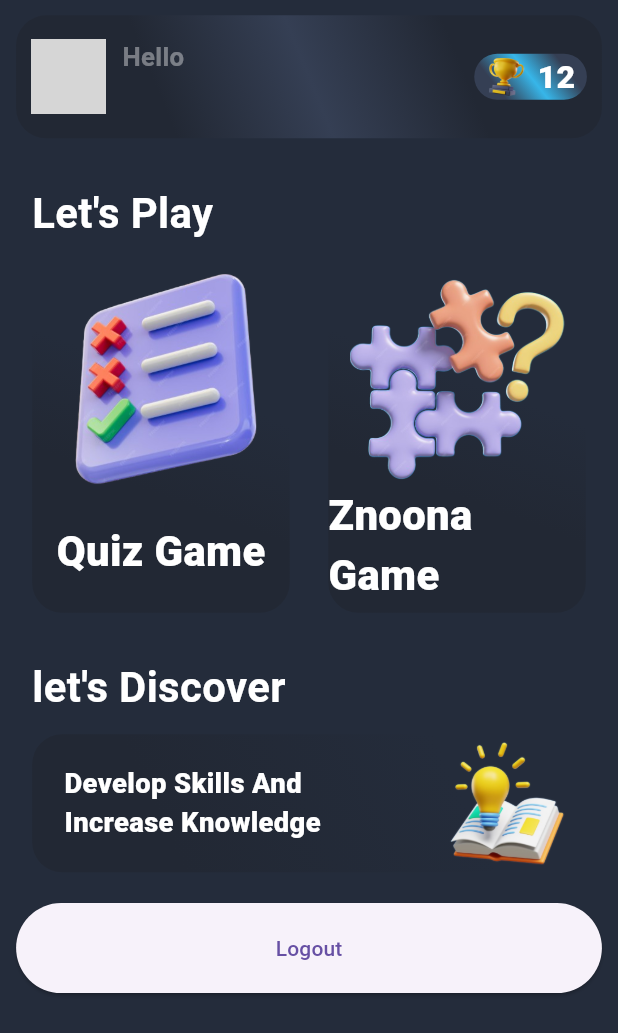
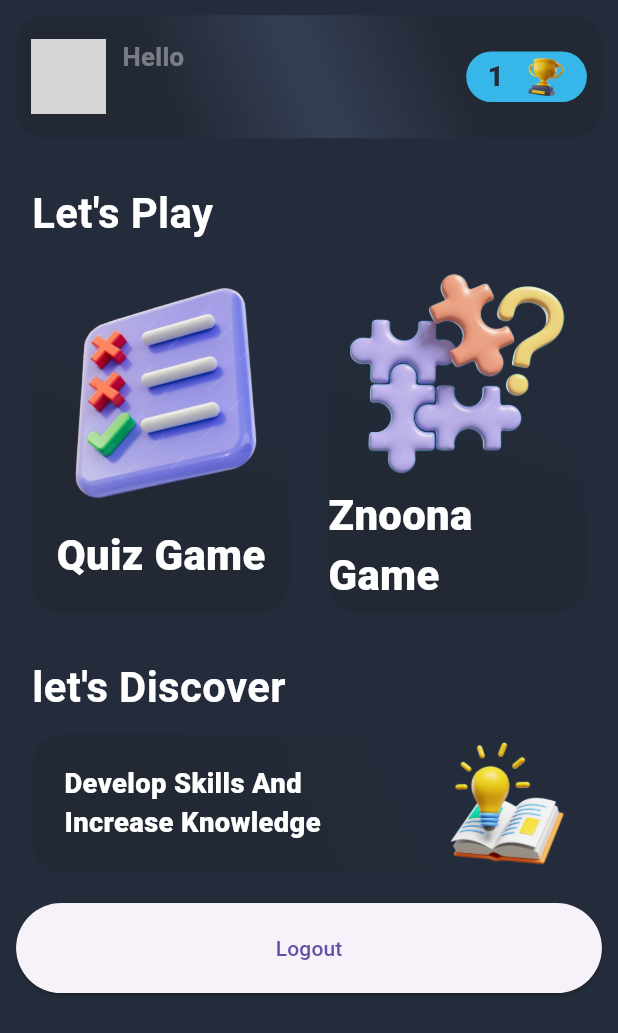
Before and after one commit to Siamoo/znoona_game_app, a Flutter app: the HomeBody screen opened directly with empty values, on a phone screen of 412 x 824 dp. Shown: the top 1033 px of the screen. Run offline on Flutter 3.47's test engine with Material 3 defaults, Android fonts, the phone set to English and light mode, and no system bars; our stand-ins replace animate_do, connectivity_plus, dartz, flutter_bloc, flutter_dotenv, flutter_screenutil and 6 more; accounts and stored records are empty; network calls fail; Roboto replaces fonts that are missing (Beiruti); grey boxes are pictures that could not be loaded.

Commit message:
Handle light theme

```diff
--- a/lib/core/helpers/znoona.colors.dart
+++ b/lib/core/helpers/znoona.colors.dart
@@ -35,8 +35,5 @@ class ZnoonaColors {
   static Color containerLinear2(BuildContext context) =>
       of(context).containerLinear2!;
 
-  static Color containerLinear3(BuildContext context) =>
-      of(context).containerLinear3!;
-  static Color containerLinear5(BuildContext context) =>
-      of(context).containerLinear5!;
+
 }
--- a/lib/core/style/colors/colors_light.dart
+++ b/lib/core/style/colors/colors_light.dart
@@ -1,11 +1,11 @@
 import 'package:flutter/material.dart';
 
 class ColorsLight {
-  static const Color mainColor = Color(0xffFFFFFF);
-  static const Color pinkLight = Color(0xFFEE637A);
-  static const Color pinkDark = Color(0xFF99162B);
+  static const Color mainColor = Color(0xffF5F0CD);
+  static const Color redLight = Color(0xFF206177);
+  static const Color redDark = Color(0xFF113946);
   static const Color black = Color(0xff170605);
-  static const Color white = Color(0xffFFFFFF);
-  static const Color black1 = Color(0xff353F54);
-  static const Color black2 = Color(0xff222834);
+  static const Color white = Color(0xFFffffff);
+  static const Color white1 = Color(0xffFDF7E4);
+  static const Color white2 = Color(0xffE8DFCA);
 }
--- a/lib/core/style/theme/my_colors_extension.dart
+++ b/lib/core/style/theme/my_colors_extension.dart
@@ -15,8 +15,6 @@ class MyColors extends ThemeExtension<MyColors> {
     required this.containerShadow2,
     required this.containerLinear1,
     required this.containerLinear2,
-    required this.containerLinear3,
-    required this.containerLinear5,
   });
 
   final Color? mainColor;
@@ -30,8 +28,6 @@ class MyColors extends ThemeExtension<MyColors> {
   final Color? containerShadow2;
   final Color? containerLinear1;
   final Color? containerLinear2;
-  final Color? containerLinear3;
-  final Color? containerLinear5;
 
   @override
   ThemeExtension<MyColors> copyWith({
@@ -58,8 +54,6 @@ class MyColors extends ThemeExtension<MyColors> {
       containerShadow2: containerShadow2,
       containerLinear1: containerLinear1,
       containerLinear2: containerLinear2,
-      containerLinear3: containerLinear3,
-      containerLinear5: containerLinear5,
     );
   }
 
@@ -83,40 +77,34 @@ class MyColors extends ThemeExtension<MyColors> {
       containerShadow2: containerShadow2,
       containerLinear1: containerLinear1,
       containerLinear2: containerLinear2,
-      containerLinear3: containerLinear3,
-      containerLinear5: containerLinear5,
     );
   }
 
   static const MyColors dark = MyColors(
     mainColor: ColorsDark.mainColor,
+    bluePinkLight: ColorsDark.blueLight,
     bluePinkDark: ColorsDark.blueDark,
-    bluePinkLight: ColorsDark.blueLight,
     textColor: ColorsDark.white,
     textFormBorder: ColorsDark.blueLight,
     navBarbg: ColorsDark.navBarDark,
     navBarSelectedTab: ColorsDark.white,
-    containerShadow1: ColorsDark.black1,
+    containerShadow1: ColorsDark.blueLight,
     containerShadow2: ColorsDark.black2,
     containerLinear1: ColorsDark.black1,
     containerLinear2: ColorsDark.black2,
-    containerLinear3: ColorsDark.blueLight,
-    containerLinear5: ColorsDark.mainColor,
   );
 
   static const MyColors light = MyColors(
     mainColor: ColorsLight.mainColor,
-    bluePinkDark: ColorsLight.pinkDark,
-    bluePinkLight: ColorsLight.pinkLight,
+    bluePinkDark: ColorsLight.redDark,
+    bluePinkLight: ColorsLight.redLight,
     textColor: ColorsLight.black,
-    textFormBorder: ColorsLight.pinkLight,
+    textFormBorder: ColorsLight.redLight,
     navBarbg: ColorsLight.mainColor,
-    navBarSelectedTab: ColorsLight.pinkDark,
-    containerShadow1: ColorsLight.white,
-    containerShadow2: ColorsLight.white,
-    containerLinear1: ColorsLight.black1,
-    containerLinear2: ColorsLight.black2,
-    containerLinear3: ColorsLight.black1,
-    containerLinear5: ColorsLight.black2,
+    navBarSelectedTab: ColorsLight.black,
+    containerShadow1: ColorsLight.redDark,
+    containerShadow2: ColorsLight.white2,
+    containerLinear1: ColorsLight.white1,
+    containerLinear2: ColorsLight.white2,
   );
 }
--- a/lib/features/home/widgets/custom_appbar.dart
+++ b/lib/features/home/widgets/custom_appbar.dart
@@ -21,9 +21,9 @@ class CustomAppBar extends StatelessWidget {
   Widget build(BuildContext context) {
     return CustomLinearButton(
       colors: [
-        ZnoonaColors.containerShadow2(context),
-        ZnoonaColors.containerShadow1(context),
-        ZnoonaColors.containerShadow2(context),
+        ZnoonaColors.containerLinear2(context),
+        ZnoonaColors.containerLinear1(context),
+        ZnoonaColors.containerLinear2(context),
       ],
       borderRadiusNum: 20,
       height: 80.h,
@@ -67,28 +67,29 @@ class CustomAppBar extends StatelessWidget {
             CustomLinearButton(
               borderRadiusNum: 40,
               colors: [
-                ZnoonaColors.containerLinear1(context),
-                ZnoonaColors.containerLinear3(context),
-                ZnoonaColors.containerLinear1(context),
+                ZnoonaColors.containerShadow1(context),
+
+                ZnoonaColors.containerShadow1(context),
               ],
-              height: 30.h,
-              width: 70.w,
+              height: 33.h,
+              width: 75.w,
               onPressed: () {},
               child: Row(
+                crossAxisAlignment: CrossAxisAlignment.end,
                 mainAxisAlignment: MainAxisAlignment.spaceEvenly,
                 children: [
+                  TextApp(
+                    text: '1',
+                    textStyle: GoogleFonts.beiruti(
+                      fontSize: 17.sp,
+                      fontWeight: FontWeight.w800,
+                      color: ZnoonaColors.main(context),
+                    ),
+                  ),
                   Image.asset(
                     AppImages.level,
                     height: 25.h,
                     width: 25.w,
-                  ),
-                  TextApp(
-                    text: '12',
-                    textStyle: GoogleFonts.beiruti(
-                      fontSize: 20.sp,
-                      fontWeight: FontWeight.w800,
-                      color: Colors.white,
-                    ),
                   ),
                 ],
               ),
--- a/lib/features/home/widgets/custom_game_button.dart
+++ b/lib/features/home/widgets/custom_game_button.dart
@@ -10,7 +10,8 @@ class GameButton extends StatelessWidget {
   const GameButton({
     required this.langkey,
     required this.image,
-    required this.onPressed, super.key,
+    required this.onPressed,
+    super.key,
   });
 
   final String langkey;
@@ -22,18 +23,16 @@ class GameButton extends StatelessWidget {
     return CustomLinearButton(
       borderRadiusNum: 20,
       colors: [
-        ZnoonaColors.containerLinear5(context),
-        ZnoonaColors.containerLinear5(context),
+        ZnoonaColors.main(context),
+        ZnoonaColors.main(context),
         ZnoonaColors.containerLinear2(context),
         ZnoonaColors.containerLinear2(context),
       ],
       height: 230.h,
       width: 160.w,
       onPressed: onPressed,
-      child: Padding(
-        padding: const EdgeInsets.only(top: 8, bottom: 20),
       child: Column(
-          mainAxisAlignment: MainAxisAlignment.spaceBetween,
+        mainAxisAlignment: MainAxisAlignment.spaceEvenly,
         children: [
           Image.asset(
             image,
@@ -45,12 +44,11 @@ class GameButton extends StatelessWidget {
             textStyle: GoogleFonts.beiruti(
               fontSize: 26.sp,
               fontWeight: FontWeight.w800,
-                color: Colors.white,
+              color: ZnoonaColors.text(context),
             ),
           ),
         ],
       ),
-      ),
     );
   }
 }
--- a/lib/features/home/widgets/discover_button.dart
+++ b/lib/features/home/widgets/discover_button.dart
@@ -18,7 +18,7 @@ class DiscoverButton extends StatelessWidget {
     return CustomLinearButton(
       borderRadiusNum: 20,
       colors: [
-        ZnoonaColors.containerLinear5(context),
+        ZnoonaColors.main(context),
 
         ZnoonaColors.containerLinear2(context),
       ],
@@ -37,7 +37,7 @@ class DiscoverButton extends StatelessWidget {
                 textStyle: GoogleFonts.beiruti(
                   fontSize: 17.sp,
                   fontWeight: FontWeight.w800,
-                  color: Colors.white,
+                  color: ZnoonaColors.text(context),
                 ),
               ),
             ),
--- a/lib/features/user/auth/presentation/cubit/auth_state.dart
+++ b/lib/features/user/auth/presentation/cubit/auth_state.dart
@@ -6,7 +6,8 @@ class AuthState with _$AuthState {
   const factory AuthState.loading() = _Loading;
   const factory AuthState.googleloading() = _GoogleLoading;
   const factory AuthState.authenticated(Profile profile) = _Authenticated;
-  const factory AuthState.googleauthenticated(Profile profile) = _GoogleAuthenticated;
+  const factory AuthState.googleauthenticated(Profile profile) =
+      _GoogleAuthenticated;
 
   const factory AuthState.unauthenticated() = _Unauthenticated;
   const factory AuthState.error(String message) = _Error;
```
Lines whose indentation alone changed are shown as unchanged.
